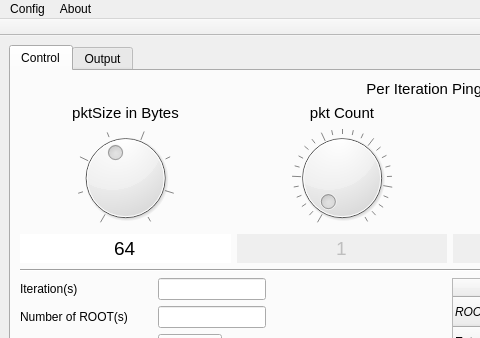
This is main.ui in nyxonman/riva_PTA as Qt 5 draws it before an edit; both pictures show x 0 to 480 and y 0 to 338 of the 900 by 675 pixel window. The edited form follows.
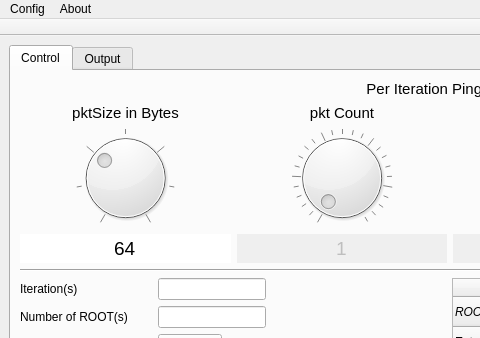
This is the edited form.

Commit message: pktSize Dial from 16 to 1024

```diff
--- a/main.ui
+++ b/main.ui
@@ -744,7 +744,7 @@
              <string extracomment="this is a dial"/>
             </property>
             <property name="minimum">
-             <number>3</number>
+             <number>4</number>
             </property>
             <property name="maximum">
              <number>10</number>
```
The commit also changes 1 other file.
